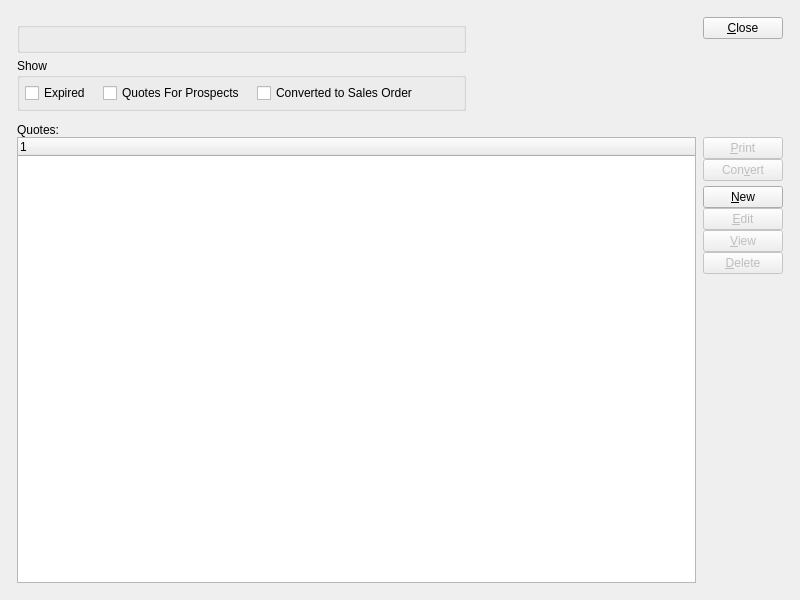
Before: the Qt Designer form xtuple/trunk/guiclient/quotes.ui in WooodHead/xtuple, drawn with Qt 5.
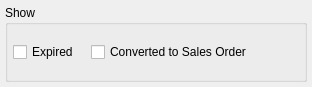
After: the same form once the commit is applied. Custom widgets are drawn as their Qt base class.

Commit message: Convert quote list to display class.

The edit to the form file:
```diff
--- a/xtuple/trunk/guiclient/quotes.ui
+++ b/xtuple/trunk/guiclient/quotes.ui
@@ -7,178 +7,34 @@
 is available at www.xtuple.com/CPAL.  By using this software, you agree
 to be bound by its terms.</comment>
  <class>quotes</class>
- <widget class="QWidget" name="quotes" >
-  <property name="geometry" >
+ <widget class="QWidget" name="quotes">
+  <property name="geometry">
    <rect>
     <x>0</x>
     <y>0</y>
-    <width>800</width>
-    <height>600</height>
+    <width>312</width>
+    <height>87</height>
    </rect>
   </property>
   <property name="windowTitle" >
    <string>List Quotes</string>
   </property>
-  <layout class="QGridLayout" name="gridLayout_3" >
-   <item row="0" column="0" >
-    <layout class="QGridLayout" name="gridLayout_2" >
-     <property name="margin" >
-      <number>12</number>
+  <layout class="QGridLayout" name="gridLayout_2">
+   <item row="0" column="0">
+    <widget class="QGroupBox" name="_showGroup">
+     <property name="title">
+      <string>Show</string>
      </property>
-     <property name="spacing" >
-      <number>12</number>
-     </property>
-     <item row="0" column="0" >
-      <layout class="QHBoxLayout" name="horizontalLayout_2" >
-       <item>
-        <layout class="QVBoxLayout" name="verticalLayout" >
-         <item>
-          <widget class="CustCluster" name="_cust" />
-         </item>
-         <item>
-          <widget class="WarehouseGroup" name="_warehouse" >
-           <property name="focusPolicy" >
-            <enum>Qt::StrongFocus</enum>
-           </property>
-           <property name="title" >
-            <string/>
-           </property>
-           <property name="fixedSize" >
-            <bool>false</bool>
-           </property>
-          </widget>
-         </item>
-         <item>
-          <widget class="QGroupBox" name="_showGroup" >
-           <property name="title" >
-            <string>Show</string>
-           </property>
-           <layout class="QGridLayout" name="gridLayout" >
-            <item row="0" column="0" >
-             <layout class="QHBoxLayout" name="horizontalLayout" >
-              <property name="spacing" >
-               <number>12</number>
-              </property>
-              <item>
-               <widget class="XCheckBox" name="_showExpired" >
-                <property name="text" >
-                 <string>Expired</string>
-                </property>
-                <property name="forgetful" >
-                 <bool>true</bool>
-                </property>
-               </widget>
-              </item>
-              <item>
-               <widget class="XCheckBox" name="_showProspects" >
-                <property name="text" >
-                 <string>Quotes For Prospects</string>
-                </property>
-               </widget>
-              </item>
-              <item>
-               <widget class="XCheckBox" name="_convertedtoSo">
-                <property name="text">
-                 <string>Converted to Sales Order</string>
-                </property>
-                <property name="forgetful">
-                 <bool>true</bool>
-                </property>
-               </widget>
-              </item>
-              <item>
-               <spacer name="horizontalSpacer" >
-                <property name="orientation" >
-                 <enum>Qt::Horizontal</enum>
-                </property>
-                <property name="sizeHint" stdset="0" >
-                 <size>
-                  <width>40</width>
-                  <height>20</height>
-                 </size>
-                </property>
-               </spacer>
-              </item>
-             </layout>
-            </item>
-           </layout>
-          </widget>
-         </item>
-        </layout>
-       </item>
-       <item>
-        <spacer name="spacer" >
-         <property name="orientation" >
-          <enum>Qt::Horizontal</enum>
-         </property>
-         <property name="sizeType" >
-          <enum>QSizePolicy::Expanding</enum>
-         </property>
-         <property name="sizeHint" stdset="0" >
-          <size>
-           <width>0</width>
-           <height>20</height>
-          </size>
-         </property>
-        </spacer>
-       </item>
-       <item>
-        <layout class="QVBoxLayout" >
-         <property name="spacing" >
-          <number>0</number>
-         </property>
-         <item>
-          <widget class="QPushButton" name="_close" >
-           <property name="text" >
-            <string>&amp;Close</string>
-           </property>
-          </widget>
-         </item>
-         <item>
-          <spacer>
-           <property name="orientation" >
-            <enum>Qt::Vertical</enum>
-           </property>
-           <property name="sizeType" >
-            <enum>QSizePolicy::Expanding</enum>
-           </property>
-           <property name="sizeHint" stdset="0" >
-            <size>
-             <width>20</width>
-             <height>0</height>
-            </size>
-           </property>
-          </spacer>
-         </item>
-        </layout>
-       </item>
-      </layout>
-     </item>
-     <item row="1" column="0" >
-      <widget class="QFrame" name="frame" >
-       <property name="sizePolicy" >
-        <sizepolicy vsizetype="Expanding" hsizetype="Preferred" >
-         <horstretch>0</horstretch>
-         <verstretch>1</verstretch>
-        </sizepolicy>
-       </property>
-       <property name="frameShape" >
-        <enum>QFrame::NoFrame</enum>
-       </property>
-       <property name="frameShadow" >
-        <enum>QFrame::Plain</enum>
-       </property>
-       <layout class="QVBoxLayout" >
-        <property name="spacing" >
-         <number>0</number>
+     <layout class="QGridLayout" name="gridLayout">
+      <item row="0" column="0">
+       <layout class="QHBoxLayout" name="horizontalLayout">
+        <property name="spacing">
+         <number>12</number>
         </property>
-        <property name="margin" >
-         <number>0</number>
-        </property>
         <item>
-         <widget class="QLabel" name="_quoteLit" >
-          <property name="text" >
-           <string>Quotes:</string>
+         <widget class="XCheckBox" name="_showExpired">
+          <property name="text">
+           <string>Expired</string>
           </property>
           <property name="buddy" >
            <cstring>_quote</cstring>
@@ -186,150 +42,43 @@
          </widget>
         </item>
         <item>
-         <layout class="QHBoxLayout" >
-          <property name="spacing" >
-           <number>7</number>
+         <widget class="XCheckBox" name="_convertedtoSo">
+          <property name="text">
+           <string>Converted to Sales Order</string>
           </property>
-          <item>
-           <widget class="XTreeWidget" name="_quote" >
-            <property name="sizePolicy" >
-             <sizepolicy vsizetype="Expanding" hsizetype="Expanding" >
-              <horstretch>0</horstretch>
-              <verstretch>0</verstretch>
-             </sizepolicy>
-            </property>
-            <property name="rootIsDecorated" >
-             <bool>false</bool>
-            </property>
-           </widget>
-          </item>
-          <item>
-           <layout class="QVBoxLayout" >
-            <property name="spacing" >
-             <number>5</number>
-            </property>
-            <item>
-             <layout class="QVBoxLayout" >
-              <property name="spacing" >
-               <number>0</number>
-              </property>
-              <item>
-               <widget class="QPushButton" name="_print" >
-                <property name="enabled" >
-                 <bool>false</bool>
-                </property>
-                <property name="text" >
-                 <string>&amp;Print</string>
-                </property>
-               </widget>
-              </item>
-              <item>
-               <widget class="QPushButton" name="_convert" >
-                <property name="enabled" >
-                 <bool>false</bool>
-                </property>
-                <property name="text" >
-                 <string>Con&amp;vert</string>
-                </property>
-               </widget>
-              </item>
-             </layout>
-            </item>
-            <item>
-             <layout class="QVBoxLayout" >
-              <property name="spacing" >
-               <number>0</number>
-              </property>
-              <item>
-               <widget class="QPushButton" name="_new" >
-                <property name="text" >
-                 <string>&amp;New</string>
-                </property>
-               </widget>
-              </item>
-              <item>
-               <widget class="QPushButton" name="_edit" >
-                <property name="enabled" >
-                 <bool>false</bool>
-                </property>
-                <property name="text" >
-                 <string>&amp;Edit</string>
-                </property>
-               </widget>
-              </item>
-              <item>
-               <widget class="QPushButton" name="_view" >
-                <property name="enabled" >
-                 <bool>false</bool>
-                </property>
-                <property name="text" >
-                 <string>&amp;View</string>
-                </property>
-               </widget>
-              </item>
-              <item>
-               <widget class="QPushButton" name="_delete" >
-                <property name="enabled" >
-                 <bool>false</bool>
-                </property>
-                <property name="text" >
-                 <string>&amp;Delete</string>
-                </property>
-               </widget>
-              </item>
-              <item>
-               <spacer>
-                <property name="orientation" >
-                 <enum>Qt::Vertical</enum>
-                </property>
-                <property name="sizeType" >
-                 <enum>QSizePolicy::Expanding</enum>
-                </property>
-                <property name="sizeHint" stdset="0" >
-                 <size>
-                  <width>20</width>
-                  <height>20</height>
-                 </size>
-                </property>
-               </spacer>
-              </item>
-             </layout>
-            </item>
-           </layout>
-          </item>
-         </layout>
+          <property name="forgetful">
+           <bool>true</bool>
+          </property>
+         </widget>
+        </item>
+        <item>
+         <spacer name="horizontalSpacer">
+          <property name="orientation">
+           <enum>Qt::Horizontal</enum>
+          </property>
+          <property name="sizeHint" stdset="0">
+           <size>
+            <width>40</width>
+            <height>20</height>
+           </size>
+          </property>
+         </spacer>
         </item>
        </layout>
-      </widget>
-     </item>
-    </layout>
+      </item>
+     </layout>
+    </widget>
    </item>
   </layout>
  </widget>
- <layoutdefault spacing="5" margin="5" />
+ <layoutdefault spacing="5" margin="5"/>
  <pixmapfunction>qPixmapFromMimeSource</pixmapfunction>
  <customwidgets>
-  <customwidget>
-   <class>CustCluster</class>
-   <extends>QWidget</extends>
-   <header>custcluster.h</header>
-  </customwidget>
-  <customwidget>
-   <class>WarehouseGroup</class>
-   <extends>QGroupBox</extends>
-   <header>warehousegroup.h</header>
-  </customwidget>
   <customwidget>
    <class>XCheckBox</class>
    <extends>QCheckBox</extends>
    <header>xcheckbox.h</header>
   </customwidget>
-  <customwidget>
-   <class>XTreeWidget</class>
-   <extends>QTreeWidget</extends>
-   <header>xtreewidget.h</header>
-   <container>1</container>
-  </customwidget>
  </customwidgets>
  <tabstops>
   <tabstop>_warehouse</tabstop>
```
Left out of the diff: 55 changed lines with no effect on the pictures. The commit also changes 8 other files.
